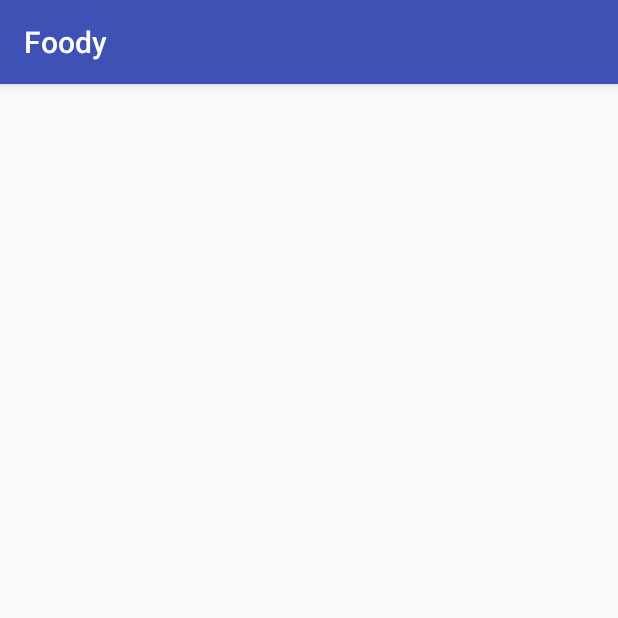
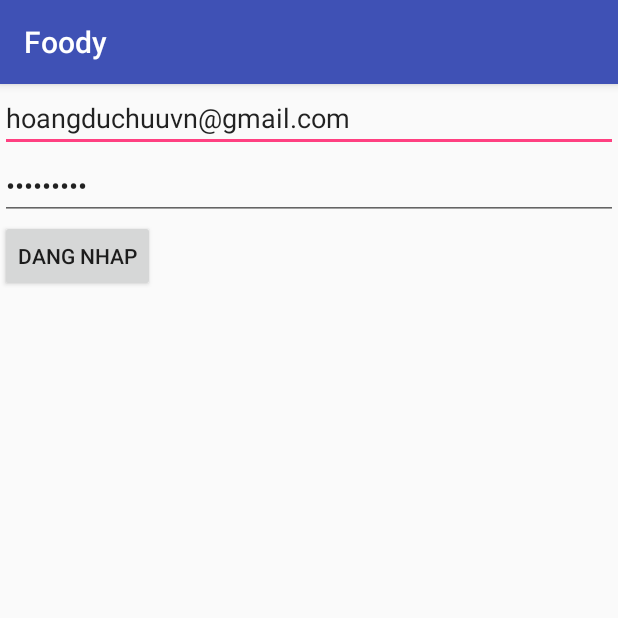
Before and after one commit to hoangduchuu/F-Clone, an Android app: the screen it shows after launch (MainActivity), on a phone screen of 412 x 824 dp, the top half of it. Run offline under Robolectric (Android 15) with nearby library versions, the phone set to English and light mode, and no system bars; our stand-ins replace Firebase (no records; nobody signed in at launch, a user with empty details on screens opened directly).

Commit message:
firebase Authen - UpdateInfo - UserPassword

```diff
--- a/app/build.gradle
+++ b/app/build.gradle
@@ -29,8 +29,11 @@ dependencies {
     compile 'com.google.firebase:firebase-database:10.0.1'
     compile 'com.google.firebase:firebase-auth:10.0.1'
     testCompile 'junit:junit:4.12'
+    annotationProcessor 'com.github.bumptech.glide:compiler:4.0.0-RC1'
+    compile 'com.github.bumptech.glide:glide:4.0.0-RC1'
 }
 
 
 
+
 apply plugin: 'com.google.gms.google-services'
--- a/app/src/main/AndroidManifest.xml
+++ b/app/src/main/AndroidManifest.xml
@@ -2,7 +2,8 @@
 <manifest xmlns:android="http://schemas.android.com/apk/res/android"
     package="net.hoangduchuu.foody">
 
-    <uses-permission android:name="android.permission.INTERNET"/>
+    <uses-permission android:name="android.permission.INTERNET" />
+
     <application
         android:allowBackup="true"
         android:icon="@mipmap/ic_launcher"
@@ -17,6 +18,7 @@
                 <category android:name="android.intent.category.LAUNCHER" />
             </intent-filter>
         </activity>
+        <activity android:name=".UpdateUserActivity"></activity>
     </application>
 
 </manifest>
--- a/app/src/main/java/net/hoangduchuu/foody/MainActivity.java
+++ b/app/src/main/java/net/hoangduchuu/foody/MainActivity.java
@@ -1,9 +1,13 @@
 package net.hoangduchuu.foody;
 
+import android.content.Intent;
 import android.support.annotation.NonNull;
 import android.support.v7.app.AppCompatActivity;
 import android.os.Bundle;
 import android.util.Log;
+import android.view.View;
+import android.widget.Button;
+import android.widget.EditText;
 import android.widget.ListView;
 import android.widget.Toast;
 
@@ -25,6 +29,9 @@ import java.util.List;
 public class MainActivity extends AppCompatActivity implements FirebaseAuth.AuthStateListener {
 
     FirebaseAuth mAuth;
+    EditText edtMail;
+    EditText edtPass;
+    Button btnDangNhap;
 
     @Override
     protected void onCreate(Bundle savedInstanceState) {
@@ -32,8 +39,48 @@ public class MainActivity extends AppCompatActivity implements FirebaseAuth.Auth
         setContentView(R.layout.activity_main);
 
         mAuth = FirebaseAuth.getInstance();
+        edtMail = (EditText) findViewById(R.id.edtMail);
+        edtPass = (EditText) findViewById(R.id.edtPass);
+        btnDangNhap = (Button) findViewById(R.id.btnDangNhap);
+//        mAuth.signOut();
 
-        mAuth.createUserWithEmailAndPassword("huu@1dreamm.com", "123456789").addOnCompleteListener(new OnCompleteListener<AuthResult>() {
+
+//        create();
+        login();
+
+    }
+
+    private void login() {
+
+        btnDangNhap.setOnClickListener(new View.OnClickListener() {
+            @Override
+            public void onClick(View view) {
+                String mail = edtMail.getText().toString().trim();
+                String pass = edtPass.getText().toString().trim();
+
+                mAuth.signInWithEmailAndPassword(mail, pass).addOnCompleteListener(new OnCompleteListener<AuthResult>() {
+                    @Override
+                    public void onComplete(@NonNull Task<AuthResult> task) {
+                        if (task.isSuccessful()) {
+                            Log.d("kiemtra", "dang nhap thanh cong");
+                        } else {
+                            Log.d("kiemtra", "dang nhap that bai");
+
+                        }
+                    }
+
+
+                });
+            }
+        });
+    }
+
+    private void gotoUpdateUserActivity() {
+        startActivity(new Intent(MainActivity.this, UpdateUserActivity.class));
+    }
+
+    private void create() {
+        mAuth.createUserWithEmailAndPassword("hoangduchuuvn@gmail.com", "123456789").addOnCompleteListener(new OnCompleteListener<AuthResult>() {
             @Override
             public void onComplete(@NonNull Task<AuthResult> task) {
                 if (task.isSuccessful()) {
@@ -52,9 +99,10 @@ public class MainActivity extends AppCompatActivity implements FirebaseAuth.Auth
         FirebaseUser user = mAuth.getCurrentUser();
         if (user != null) {
             Log.d("kiemtra", firebaseAuth.getCurrentUser().getEmail());
+            gotoUpdateUserActivity();
 
-        }else {
-            Toast.makeText(this, "chua ra gi", Toast.LENGTH_SHORT).show();
+        } else {
+            Toast.makeText(this, "dang nhap that bai", Toast.LENGTH_SHORT).show();
         }
 
     }
--- a/app/src/main/res/layout/activity_main.xml
+++ b/app/src/main/res/layout/activity_main.xml
@@ -4,14 +4,26 @@
     xmlns:tools="http://schemas.android.com/tools"
     android:layout_width="match_parent"
     android:layout_height="match_parent"
+    android:orientation="vertical"
     tools:context="net.hoangduchuu.foody.MainActivity">
 
-    <ListView
-        android:id="@+id/lvView"
+    <EditText
+        android:id="@+id/edtMail"
         android:layout_width="match_parent"
-        android:layout_height="match_parent">
+        android:layout_height="wrap_content"
+        android:text="hoangduchuuvn@gmail.com" />
 
-    </ListView>
+    <EditText
+        android:password="true"
+        android:id="@+id/edtPass"
+        android:layout_width="match_parent"
+        android:layout_height="wrap_content"
+        android:text="123456789" />
 
+    <Button
+        android:id="@+id/btnDangNhap"
+        android:layout_width="wrap_content"
+        android:layout_height="wrap_content"
+        android:text="dang nhap" />
 
 </LinearLayout>
```
Also changed, not shown: app/src/main/java/net/hoangduchuu/foody/UpdateUserActivity.java (added, +141 -0 lines), app/src/main/res/layout/activity_update_user.xml (added, +45 -0 lines).
